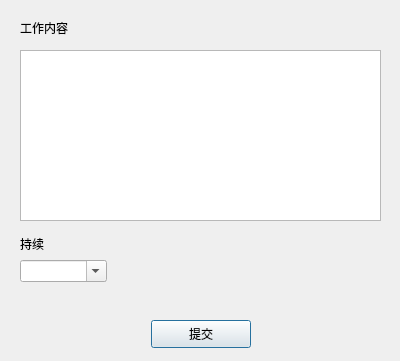
sszllx/report, file client/dialog.ui: the form before one commit.
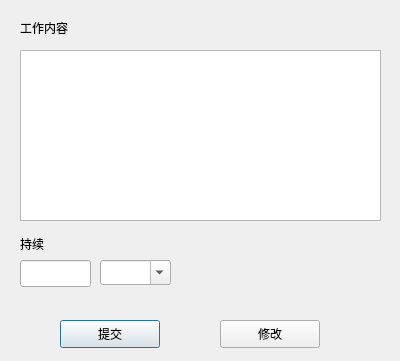
The form after the commit.

The edit to the form file:
```diff
--- a/client/dialog.ui
+++ b/client/dialog.ui
@@ -16,7 +16,7 @@
   <widget class="QPushButton" name="submit">
    <property name="geometry">
     <rect>
-     <x>151</x>
+     <x>60</x>
      <y>320</y>
      <width>100</width>
      <height>28</height>
@@ -62,13 +62,13 @@
     <string>持续</string>
    </property>
   </widget>
-  <widget class="QComboBox" name="duration">
+  <widget class="QComboBox" name="unit">
    <property name="geometry">
     <rect>
-     <x>20</x>
+     <x>100</x>
      <y>260</y>
-     <width>87</width>
-     <height>22</height>
+     <width>71</width>
+     <height>25</height>
     </rect>
    </property>
    <property name="editable">
@@ -81,6 +81,29 @@
     <number>10</number>
    </property>
   </widget>
+  <widget class="QLineEdit" name="duration">
+   <property name="geometry">
+    <rect>
+     <x>20</x>
+     <y>260</y>
+     <width>71</width>
+     <height>27</height>
+    </rect>
+   </property>
+  </widget>
+  <widget class="QPushButton" name="modify">
+   <property name="geometry">
+    <rect>
+     <x>220</x>
+     <y>320</y>
+     <width>100</width>
+     <height>28</height>
+    </rect>
+   </property>
+   <property name="text">
+    <string>修改</string>
+   </property>
+  </widget>
  </widget>
  <layoutdefault spacing="6" margin="11"/>
  <resources/>
```
